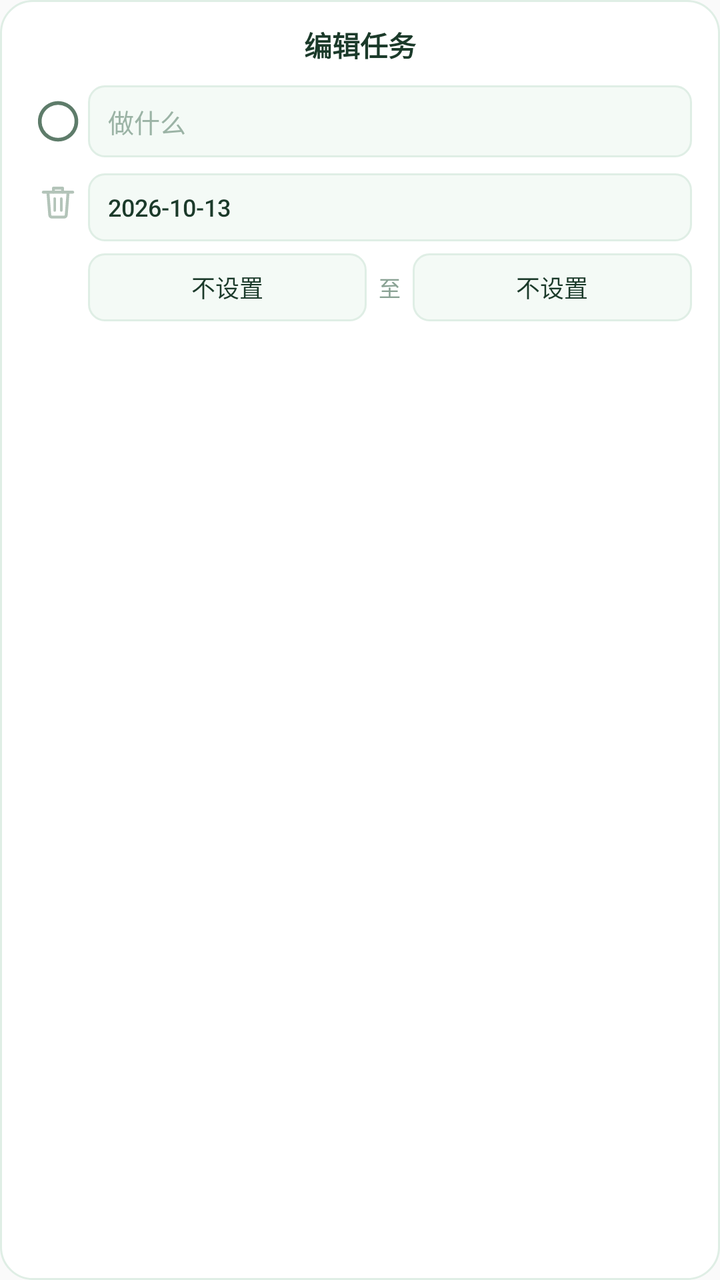
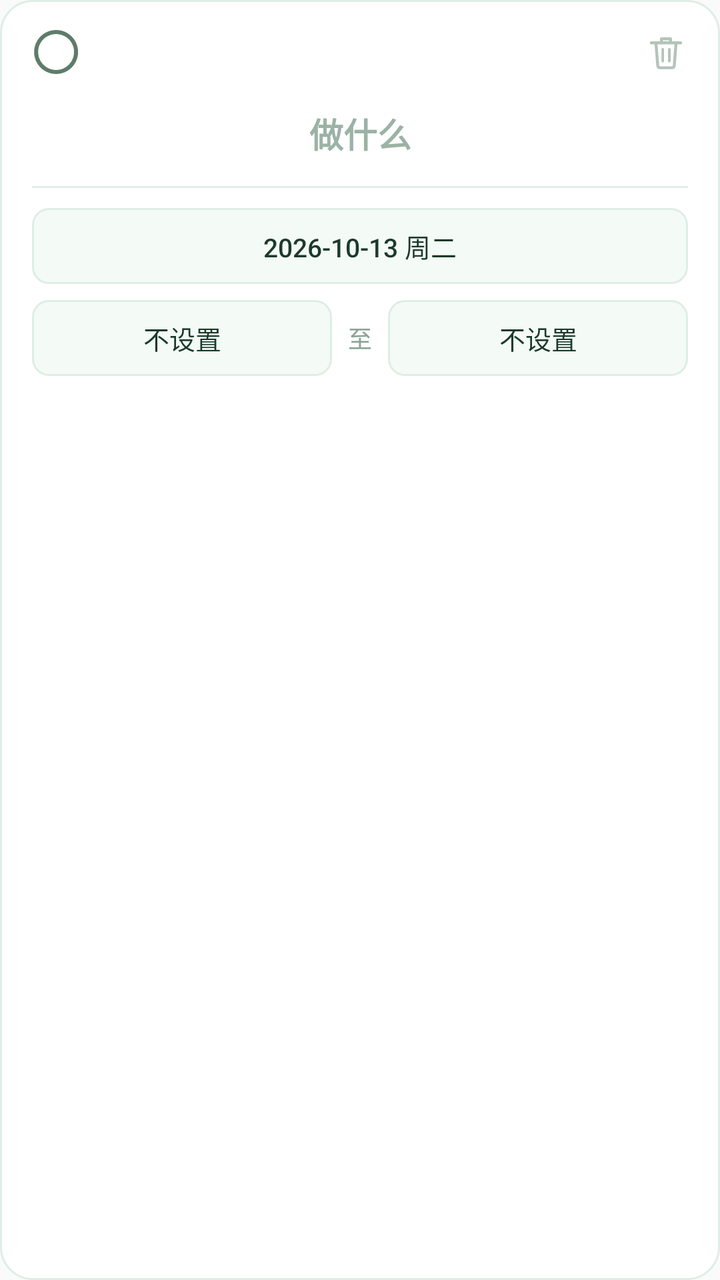

Screens rendered from an Android XML layout before and after an edit, with the pre-edit source and the edit as a unified diff.
<!-- AndroidManifest.xml: application theme AppTheme -->
<!-- res/layout/dialog_task.xml -->
<?xml version="1.0" encoding="utf-8"?>
<LinearLayout xmlns:android="http://schemas.android.com/apk/res/android"
    android:layout_width="272dp"
    android:layout_height="wrap_content"
    android:background="@drawable/dialog_bg"
    android:orientation="vertical"
    android:paddingLeft="14dp"
    android:paddingTop="12dp"
    android:paddingRight="14dp"
    android:paddingBottom="12dp">

    
    <TextView
        android:id="@+id/d_head"
        android:layout_width="match_parent"
        android:layout_height="wrap_content"
        android:gravity="center"
        android:text="编辑任务"
        android:textColor="#1B3A2A"
        android:textSize="14sp"
        android:textStyle="bold" />

    
    <LinearLayout
        android:layout_width="match_parent"
        android:layout_height="wrap_content"
        android:layout_marginTop="10dp"
        android:orientation="horizontal">

        
        <LinearLayout
            android:layout_width="30dp"
            android:layout_height="match_parent"
            android:gravity="center_horizontal"
            android:orientation="vertical">

            
            <ImageView
                android:id="@+id/d_done"
                android:layout_width="22dp"
                android:layout_height="22dp"
                android:layout_marginTop="7dp"
                android:contentDescription="标记完成"
                android:src="@drawable/ic_check_off" />

            
            <ImageView
                android:id="@+id/d_trash"
                android:layout_width="22dp"
                android:layout_height="22dp"
                android:layout_marginTop="18dp"
                android:contentDescription="删除任务"
                android:src="@drawable/ic_trash" />
        </LinearLayout>

        
        <LinearLayout
            android:layout_width="0dp"
            android:layout_height="wrap_content"
            android:layout_weight="1"
            android:orientation="vertical">

            
            <EditText
                android:id="@+id/d_title"
                android:layout_width="match_parent"
                android:layout_height="36dp"
                android:background="@drawable/dialog_field"
                android:gravity="center_vertical"
                android:hint="做什么"
                android:inputType="text"
                android:paddingLeft="10dp"
                android:paddingRight="10dp"
                android:textColor="#1B3A2A"
                android:textColorHint="#9BB3A5"
                android:textSize="13sp" />

            
            <Button
                android:id="@+id/d_date"
                style="?android:attr/borderlessButtonStyle"
                android:layout_width="match_parent"
                android:layout_height="34dp"
                android:layout_marginTop="8dp"
                android:background="@drawable/dialog_field"
                android:gravity="center_vertical"
                android:minHeight="0dp"
                android:minWidth="0dp"
                android:paddingLeft="10dp"
                android:paddingRight="10dp"
                android:text="2026-10-13"
                android:textColor="#1B3A2A"
                android:textSize="12sp" />

            
            <LinearLayout
                android:layout_width="match_parent"
                android:layout_height="34dp"
                android:layout_marginTop="6dp"
                android:orientation="horizontal">

                <Button
                    android:id="@+id/d_start"
                    style="?android:attr/borderlessButtonStyle"
                    android:layout_width="0dp"
                    android:layout_height="match_parent"
                    android:layout_weight="1"
                    android:background="@drawable/dialog_field"
                    android:gravity="center"
                    android:minHeight="0dp"
                    android:minWidth="0dp"
                    android:paddingLeft="6dp"
                    android:paddingRight="6dp"
                    android:text="不设置"
                    android:textColor="#1B3A2A"
                    android:textSize="12sp" />

                <TextView
                    android:layout_width="wrap_content"
                    android:layout_height="match_parent"
                    android:layout_marginLeft="6dp"
                    android:layout_marginRight="6dp"
                    android:gravity="center"
                    android:text="至"
                    android:textColor="#8AA294"
                    android:textSize="11sp" />

                <Button
                    android:id="@+id/d_end"
                    style="?android:attr/borderlessButtonStyle"
                    android:layout_width="0dp"
                    android:layout_height="match_parent"
                    android:layout_weight="1"
                    android:background="@drawable/dialog_field"
                    android:gravity="center"
                    android:minHeight="0dp"
                    android:minWidth="0dp"
                    android:paddingLeft="6dp"
                    android:paddingRight="6dp"
                    android:text="不设置"
                    android:textColor="#1B3A2A"
                    android:textSize="12sp" />
            </LinearLayout>

            
            <TextView
                android:id="@+id/d_durhint"
                android:layout_width="match_parent"
                android:layout_height="wrap_content"
                android:layout_marginTop="5dp"
                android:textColor="#8AA294"
                android:textSize="10sp" />
        </LinearLayout>
    </LinearLayout>
</LinearLayout>
<!-- resources referenced by this layout -->
<resources>
  <!-- drawable dialog_bg (drawable) -->
  <?xml version="1.0" encoding="utf-8"?>
  <shape xmlns:android="http://schemas.android.com/apk/res/android"
      android:shape="rectangle">
      <solid android:color="#FFFFFF" />
      <corners android:radius="16dp" />
      <stroke android:width="1dp" android:color="#DFEEE5" />
  </shape>
  <!-- drawable dialog_field (drawable) -->
  <?xml version="1.0" encoding="utf-8"?>
  <shape xmlns:android="http://schemas.android.com/apk/res/android"
      android:shape="rectangle">
      <solid android:color="@color/dialogField" />
      <corners android:radius="8dp" />
      <stroke
          android:width="1dp"
          android:color="#DFEEE5" />
  </shape>
  <!-- drawable ic_check_off (drawable) -->
  <vector xmlns:android="http://schemas.android.com/apk/res/android"
      android:width="22dp"
      android:height="22dp"
      android:viewportWidth="24"
      android:viewportHeight="24">
      
      <path
          android:fillColor="#00000000"
          android:strokeColor="#5E7C6A"
          android:strokeWidth="2"
          android:pathData="M12,2 a10,10 0 1 0 0.1,0 z" />
  </vector>
  <!-- drawable ic_trash (drawable) -->
  <vector xmlns:android="http://schemas.android.com/apk/res/android"
      android:width="20dp"
      android:height="20dp"
      android:viewportWidth="24"
      android:viewportHeight="24">
      
      <path
          android:fillColor="#00000000"
          android:strokeColor="#B3C4B9"
          android:strokeWidth="1.6"
          android:strokeLineCap="round"
          android:strokeLineJoin="round"
          android:pathData="M4,7 h16" />
      <path
          android:fillColor="#00000000"
          android:strokeColor="#B3C4B9"
          android:strokeWidth="1.6"
          android:strokeLineCap="round"
          android:strokeLineJoin="round"
          android:pathData="M9.5,7 v-2.2 h5 v2.2" />
      <path
          android:fillColor="#00000000"
          android:strokeColor="#B3C4B9"
          android:strokeWidth="1.6"
          android:strokeLineCap="round"
          android:strokeLineJoin="round"
          android:pathData="M6.5,7 l1,12.5 a1.2,1.2 0 0 0 1.2,1.1 h6.6 a1.2,1.2 0 0 0 1.2,-1.1 l1,-12.5" />
      <path
          android:fillColor="#00000000"
          android:strokeColor="#B3C4B9"
          android:strokeWidth="1.4"
          android:strokeLineCap="round"
          android:pathData="M10.2,10.5 v6.5 M13.8,10.5 v6.5" />
  </vector>
  <style name="AppTheme" parent="Theme.AppCompat.Light.DarkActionBar">
          
          <item name="colorPrimary">@color/colorPrimary</item>
          <item name="colorPrimaryDark">@color/colorPrimaryDark</item>
          <item name="colorAccent">@color/colorAccent</item>
      </style>
  <color name="dialogField">#F4FAF6</color>
</resources>

<!-- the commit's change to res/layout/dialog_task.xml (unified diff, before → after) -->
@@ -4,152 +4,136 @@
     android:layout_height="wrap_content"
     android:background="@drawable/dialog_bg"
     android:orientation="vertical"
-    android:paddingLeft="14dp"
-    android:paddingTop="12dp"
-    android:paddingRight="14dp"
-    android:paddingBottom="12dp">
-
-    
-    <TextView
-        android:id="@+id/d_head"
-        android:layout_width="match_parent"
-        android:layout_height="wrap_content"
-        android:gravity="center"
-        android:text="编辑任务"
-        android:textColor="#1B3A2A"
-        android:textSize="14sp"
-        android:textStyle="bold" />
+    android:paddingLeft="16dp"
+    android:paddingTop="14dp"
+    android:paddingRight="16dp"
+    android:paddingBottom="14dp">
 
     
     <LinearLayout
         android:layout_width="match_parent"
         android:layout_height="wrap_content"
-        android:layout_marginTop="10dp"
+        android:gravity="center_vertical"
         android:orientation="horizontal">
 
-        
-        <LinearLayout
-            android:layout_width="30dp"
+        <ImageView
+            android:id="@+id/d_done"
+            android:layout_width="24dp"
+            android:layout_height="24dp"
+            android:contentDescription="标记完成"
+            android:src="@drawable/ic_check_off" />
+
+        <Space
+            android:layout_width="0dp"
+            android:layout_height="1dp"
+            android:layout_weight="1" />
+
+        <ImageView
+            android:id="@+id/d_trash"
+            android:layout_width="22dp"
+            android:layout_height="22dp"
+            android:contentDescription="删除任务"
+            android:src="@drawable/ic_trash" />
+    </LinearLayout>
+
+    
+    <EditText
+        android:id="@+id/d_title"
+        android:layout_width="match_parent"
+        android:layout_height="wrap_content"
+        android:layout_marginTop="12dp"
+        android:background="@null"
+        android:gravity="center"
+        android:hint="做什么"
+        android:inputType="text"
+        android:paddingTop="4dp"
+        android:paddingBottom="4dp"
+        android:textColor="#1B3A2A"
+        android:textColorHint="#9BB3A5"
+        android:textSize="17sp"
+        android:textStyle="bold" />
+
+    
+    <View
+        android:layout_width="match_parent"
+        android:layout_height="1dp"
+        android:layout_marginTop="10dp"
+        android:layout_marginBottom="10dp"
+        android:background="#E4EFE8" />
+
+    
+    <Button
+        android:id="@+id/d_date"
+        style="?android:attr/borderlessButtonStyle"
+        android:layout_width="match_parent"
+        android:layout_height="38dp"
+        android:background="@drawable/dialog_field"
+        android:gravity="center"
+        android:minHeight="0dp"
+        android:minWidth="0dp"
+        android:paddingLeft="10dp"
+        android:paddingRight="10dp"
+        android:text="2026-10-13 周二"
+        android:textColor="#1B3A2A"
+        android:textSize="13sp" />
+
+    
+    <LinearLayout
+        android:layout_width="match_parent"
+        android:layout_height="38dp"
+        android:layout_marginTop="8dp"
+        android:orientation="horizontal">
+
+        <Button
+            android:id="@+id/d_start"
+            style="?android:attr/borderlessButtonStyle"
+            android:layout_width="0dp"
             android:layout_height="match_parent"
-            android:gravity="center_horizontal"
-            android:orientation="vertical">
+            android:layout_weight="1"
+            android:background="@drawable/dialog_field"
+            android:gravity="center"
+            android:minHeight="0dp"
+            android:minWidth="0dp"
+            android:paddingLeft="6dp"
+            android:paddingRight="6dp"
+            android:text="不设置"
+            android:textColor="#1B3A2A"
+            android:textSize="13sp" />
 
-            
-            <ImageView
-                android:id="@+id/d_done"
-                android:layout_width="22dp"
-                android:layout_height="22dp"
-                android:layout_marginTop="7dp"
-                android:contentDescription="标记完成"
-                android:src="@drawable/ic_check_off" />
+        <TextView
+            android:layout_width="wrap_content"
+            android:layout_height="match_parent"
+            android:layout_marginLeft="8dp"
+            android:layout_marginRight="8dp"
+            android:gravity="center"
+            android:text="至"
+            android:textColor="#8AA294"
+            android:textSize="12sp" />
 
-            
-            <ImageView
-                android:id="@+id/d_trash"
-                android:layout_width="22dp"
-                android:layout_height="22dp"
-                android:layout_marginTop="18dp"
-                android:contentDescription="删除任务"
-                android:src="@drawable/ic_trash" />
-        </LinearLayout>
+        <Button
+            android:id="@+id/d_end"
+            style="?android:attr/borderlessButtonStyle"
+            android:layout_width="0dp"
+            android:layout_height="match_parent"
+            android:layout_weight="1"
+            android:background="@drawable/dialog_field"
+            android:gravity="center"
+            android:minHeight="0dp"
+            android:minWidth="0dp"
+            android:paddingLeft="6dp"
+            android:paddingRight="6dp"
+            android:text="不设置"
+            android:textColor="#1B3A2A"
+            android:textSize="13sp" />
+    </LinearLayout>
 
-        
-        <LinearLayout
-            android:layout_width="0dp"
-            android:layout_height="wrap_content"
-            android:layout_weight="1"
-            android:orientation="vertical">
-
-            
-            <EditText
-                android:id="@+id/d_title"
-                android:layout_width="match_parent"
-                android:layout_height="36dp"
-                android:background="@drawable/dialog_field"
-                android:gravity="center_vertical"
-                android:hint="做什么"
-                android:inputType="text"
-                android:paddingLeft="10dp"
-                android:paddingRight="10dp"
-                android:textColor="#1B3A2A"
-                android:textColorHint="#9BB3A5"
-                android:textSize="13sp" />
-
-            
-            <Button
-                android:id="@+id/d_date"
-                style="?android:attr/borderlessButtonStyle"
-                android:layout_width="match_parent"
-                android:layout_height="34dp"
-                android:layout_marginTop="8dp"
-                android:background="@drawable/dialog_field"
-                android:gravity="center_vertical"
-                android:minHeight="0dp"
-                android:minWidth="0dp"
-                android:paddingLeft="10dp"
-                android:paddingRight="10dp"
-                android:text="2026-10-13"
-                android:textColor="#1B3A2A"
-                android:textSize="12sp" />
-
-            
-            <LinearLayout
-                android:layout_width="match_parent"
-                android:layout_height="34dp"
-                android:layout_marginTop="6dp"
-                android:orientation="horizontal">
-
-                <Button
-                    android:id="@+id/d_start"
-                    style="?android:attr/borderlessButtonStyle"
-                    android:layout_width="0dp"
-                    android:layout_height="match_parent"
-                    android:layout_weight="1"
-                    android:background="@drawable/dialog_field"
-                    android:gravity="center"
-                    android:minHeight="0dp"
-                    android:minWidth="0dp"
-                    android:paddingLeft="6dp"
-                    android:paddingRight="6dp"
-                    android:text="不设置"
-                    android:textColor="#1B3A2A"
-                    android:textSize="12sp" />
-
-                <TextView
-                    android:layout_width="wrap_content"
-                    android:layout_height="match_parent"
-                    android:layout_marginLeft="6dp"
-                    android:layout_marginRight="6dp"
-                    android:gravity="center"
-                    android:text="至"
-                    android:textColor="#8AA294"
-                    android:textSize="11sp" />
-
-                <Button
-                    android:id="@+id/d_end"
-                    style="?android:attr/borderlessButtonStyle"
-                    android:layout_width="0dp"
-                    android:layout_height="match_parent"
-                    android:layout_weight="1"
-                    android:background="@drawable/dialog_field"
-                    android:gravity="center"
-                    android:minHeight="0dp"
-                    android:minWidth="0dp"
-                    android:paddingLeft="6dp"
-                    android:paddingRight="6dp"
-                    android:text="不设置"
-                    android:textColor="#1B3A2A"
-                    android:textSize="12sp" />
-            </LinearLayout>
-
-            
-            <TextView
-                android:id="@+id/d_durhint"
-                android:layout_width="match_parent"
-                android:layout_height="wrap_content"
-                android:layout_marginTop="5dp"
-                android:textColor="#8AA294"
-                android:textSize="10sp" />
-        </LinearLayout>
-    </LinearLayout>
+    
+    <TextView
+        android:id="@+id/d_durhint"
+        android:layout_width="match_parent"
+        android:layout_height="wrap_content"
+        android:layout_marginTop="8dp"
+        android:gravity="center"
+        android:textColor="#8AA294"
+        android:textSize="10sp" />
 </LinearLayout>
